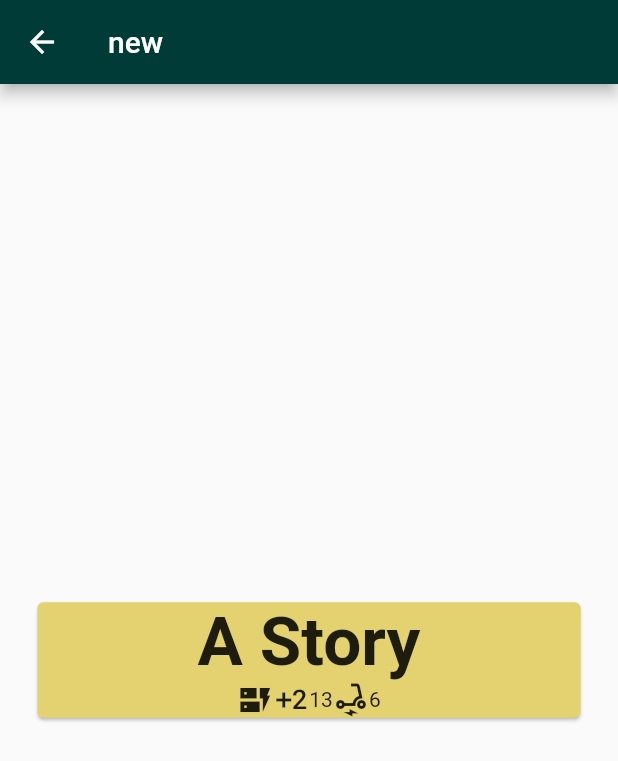
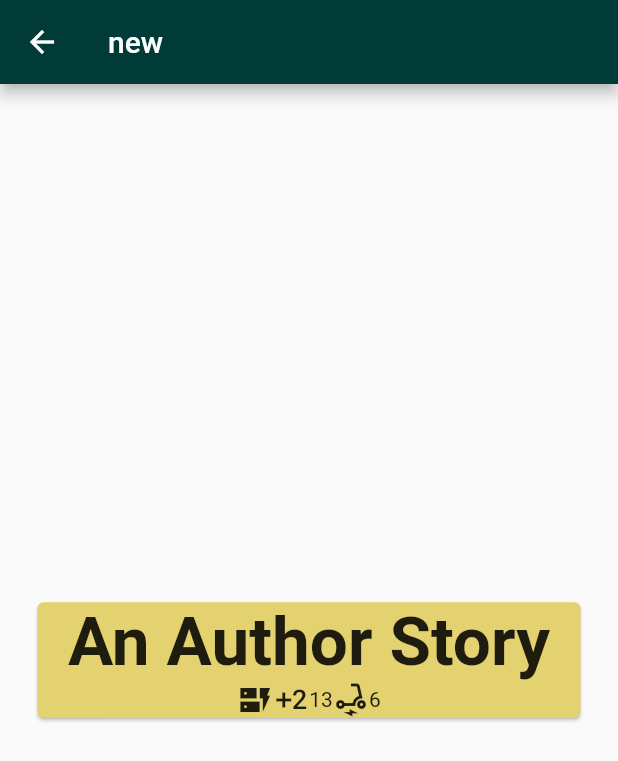
Before and after one commit to aviggiano836/FakeNews, a Flutter app: the ArticlePage screen opened directly, on a phone screen of 412 x 824 dp. Shown: the top 761 px of the screen. Run offline on Flutter 3.47's test engine with Material 2 defaults, Android fonts, the phone set to English and light mode, and no system bars; missing offline and left inert: swipedetector; Roboto replaces fonts that are missing (Helvetica).

Commit message:
Updated story handling

```diff
--- a/know_good_news/lib/Models/Story.dart
+++ b/know_good_news/lib/Models/Story.dart
@@ -28,7 +28,7 @@ class Story {
 
     this.cost = author.getPrice();
 
-    this.headline = "A Story";
+    this.headline = "An Author Story";
   }
 
   Story.automatic () {
@@ -36,7 +36,7 @@ class Story {
 
     this.subject = this.author.pickCat();
 
-    this.cred = (this.author.getCredibility() + (rnd.nextInt(20) - 10);
+    this.cred = (this.author.getCredibility() + (rnd.nextInt(20) - 10));
 
     if (this.cred > 100) {
       this.cred = 100;
@@ -46,7 +46,7 @@ class Story {
 
     this.cost = author.getPrice();
 
-    this.headline = "A Story";
+    this.headline = "An Automatic Story";
   }
 
   String getHeadline() {
--- a/know_good_news/lib/main.dart
+++ b/know_good_news/lib/main.dart
@@ -9,7 +9,7 @@ class MyApp extends StatelessWidget {
   Widget build(BuildContext context) {
 
     return MaterialApp(
-      title: 'Know Good News',
+      title: "Know Good News",
       theme: ThemeData(
         // This is the theme of your application.
         //
@@ -23,7 +23,7 @@ class MyApp extends StatelessWidget {
         primarySwatch: ColorDefinitions.primarySwatch,
 
       ),
-      home: MyHomePage(title: 'Know Good News Home'),
+      home: MyHomePage(title: "Know Good News Home"),
     );
   }
 }
--- a/know_good_news/lib/screens/articles_screen.dart
+++ b/know_good_news/lib/screens/articles_screen.dart
@@ -27,6 +27,12 @@ class _ArticlePageState extends State<ArticlePage>{
 
 
   Card _createCard(Story story){
+
+    if (ams.getIconFromCat(story.getCat()) == null){
+      print("Icon null");
+    }
+    print("Cred: " + story.getCred().toString());
+    print("Cost: " + story.getCost().toString());
 
     return Card(
       color: ColorDefinitions.backgroundColor,
@@ -111,11 +117,13 @@ class _ArticlePageState extends State<ArticlePage>{
   void _accept(){
     print("accept article");
     //update story
+    _card = _createCard(widget.player.printStory());
   }
 
   void _reject(){
     print("reject article");
     //update story
+    _card = _createCard(widget.player.printStory());
   }
 
   Column getIconBarColumn(Icon icon, String text){
```
